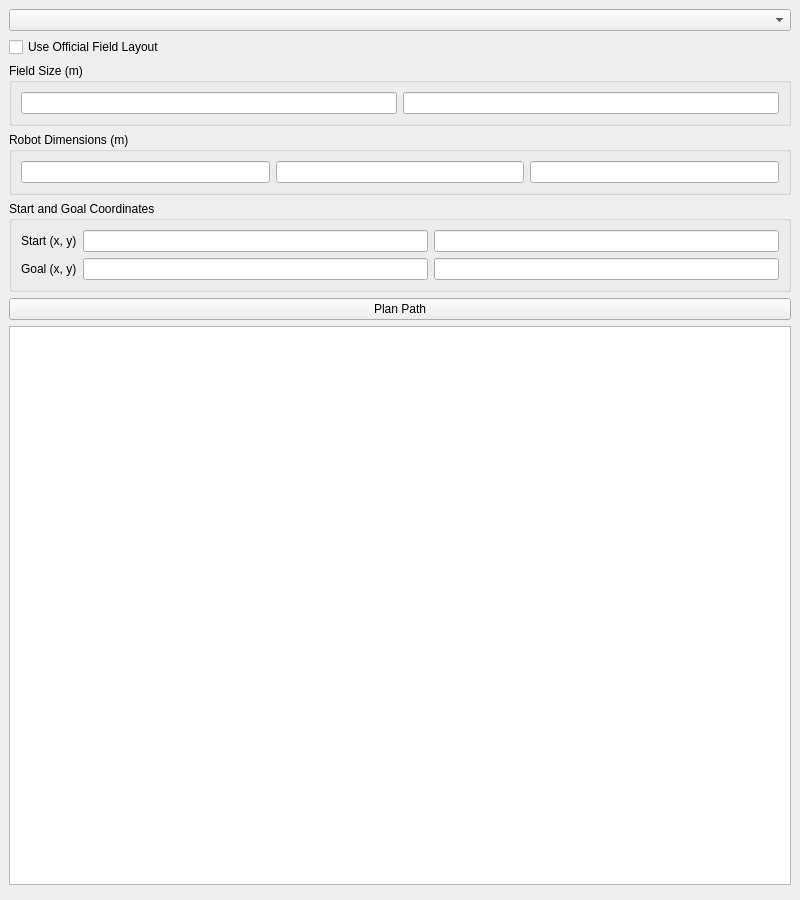
Old version of the form gui/layout.ui in the repository huzaimm01/autonUI.
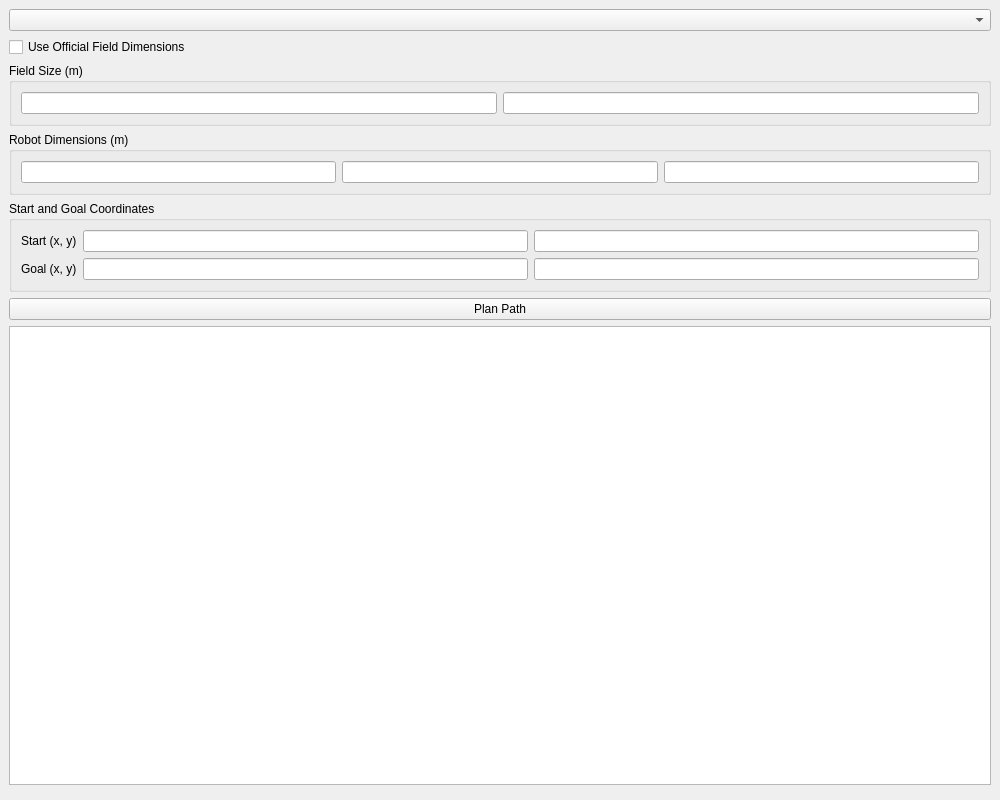
New version of the form.

```diff
--- a/gui/layout.ui
+++ b/gui/layout.ui
@@ -3,7 +3,7 @@
  <class>MainWindow</class>
  <widget class="QMainWindow" name="MainWindow">
   <property name="geometry">
-   <rect><x>0</x><y>0</y><width>800</width><height>900</height></rect>
+   <rect><x>0</x><y>0</y><width>1000</width><height>800</height></rect>
   </property>
   <property name="windowTitle">
    <string>FRC Auton Path Planner</string>
@@ -18,7 +18,7 @@
     <item>
      <widget class="QCheckBox" name="officialFieldCheck">
       <property name="text">
-       <string>Use Official Field Layout</string>
+       <string>Use Official Field Dimensions</string>
       </property>
      </widget>
     </item>
@@ -81,7 +81,11 @@
     </item>
 
     <item>
-     <widget class="QTextEdit" name="resultBox"/>
+     <widget class="QTextEdit" name="resultBox">
+      <property name="readOnly">
+       <bool>true</bool>
+      </property>
+     </widget>
     </item>
 
     <item>
```
Left out of the diff: 2 changed lines with no effect on the pictures.
